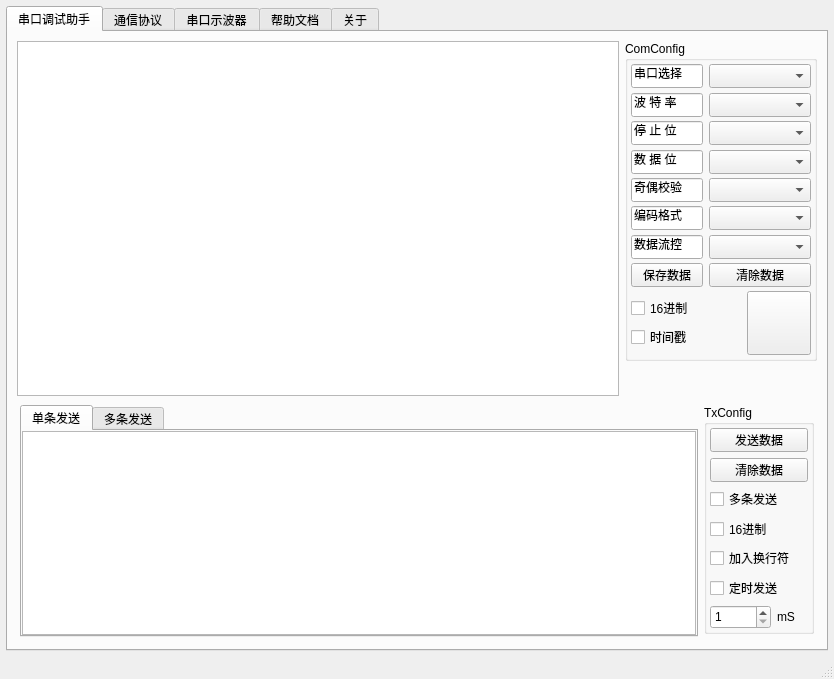
Before: the Qt Designer form SerialScope/mainwindow.ui in vseasky/vsailorproject, drawn with Qt 5.
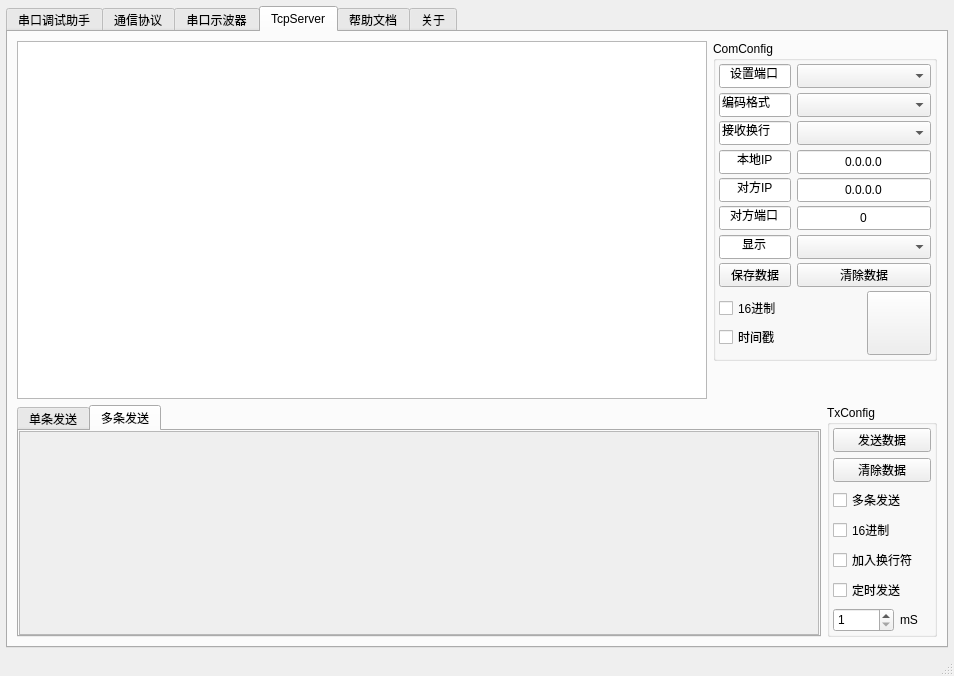
After: the same form once the commit is applied. The open tabs and pages were chosen to show the change. Custom widgets are drawn as their Qt base class.

The edit to the form file:
```diff
--- a/SerialScope/mainwindow.ui
+++ b/SerialScope/mainwindow.ui
@@ -6,8 +6,8 @@
    <rect>
     <x>0</x>
     <y>0</y>
-    <width>834</width>
-    <height>679</height>
+    <width>954</width>
+    <height>676</height>
    </rect>
   </property>
   <property name="windowTitle">
@@ -90,6 +90,9 @@
                   <height>16777215</height>
                  </size>
                 </property>
+                <property name="plainText">
+                 <string/>
+                </property>
                </widget>
               </item>
              </layout>
@@ -559,16 +562,16 @@
           </property>
           <layout class="QGridLayout" name="gridLayout_11">
            <property name="leftMargin">
-            <number>3</number>
+            <number>0</number>
            </property>
            <property name="topMargin">
             <number>3</number>
            </property>
            <property name="rightMargin">
-            <number>3</number>
+            <number>0</number>
            </property>
            <property name="bottomMargin">
-            <number>3</number>
+            <number>0</number>
            </property>
            <item row="0" column="0">
             <widget class="QTabWidget" name="tabWidget">
@@ -630,7 +633,43 @@
                    <rect>
                     <x>0</x>
                     <y>0</y>
-                    <width>640</width>
+                    <width>792</width>
+                    <height>201</height>
+                   </rect>
+                  </property>
+                 </widget>
+                </widget>
+               </item>
+              </layout>
+             </widget>
+             <widget class="QWidget" name="tab">
+              <attribute name="title">
+               <string>终端</string>
+              </attribute>
+              <layout class="QGridLayout" name="gridLayout_42">
+               <property name="leftMargin">
+                <number>0</number>
+               </property>
+               <property name="topMargin">
+                <number>0</number>
+               </property>
+               <property name="rightMargin">
+                <number>0</number>
+               </property>
+               <property name="bottomMargin">
+                <number>0</number>
+               </property>
+               <item row="0" column="0">
+                <widget class="QScrollArea" name="scrollArea_3">
+                 <property name="widgetResizable">
+                  <bool>true</bool>
+                 </property>
+                 <widget class="QWidget" name="scrollAreaWidgetLinux">
+                  <property name="geometry">
+                   <rect>
+                    <x>0</x>
+                    <y>0</y>
+                    <width>792</width>
                     <height>201</height>
                    </rect>
                   </property>
@@ -1774,6 +1813,789 @@
         </item>
        </layout>
       </widget>
+      <widget class="QWidget" name="TcpServer">
+       <attribute name="title">
+        <string>TcpServer</string>
+       </attribute>
+       <layout class="QGridLayout" name="gridLayout_41">
+        <item row="0" column="0">
+         <layout class="QGridLayout" name="gridLayout_40">
+          <item row="0" column="0" rowspan="2">
+           <widget class="vPlainTextEdit" name="plainTextTcpServer">
+            <property name="plainText">
+             <string/>
+            </property>
+           </widget>
+          </item>
+          <item row="0" column="1">
+           <widget class="QGroupBox" name="groupBox2_2">
+            <property name="minimumSize">
+             <size>
+              <width>192</width>
+              <height>0</height>
+             </size>
+            </property>
+            <property name="maximumSize">
+             <size>
+              <width>224</width>
+              <height>320</height>
+             </size>
+            </property>
+            <property name="toolTip">
+             <string/>
+            </property>
+            <property name="title">
+             <string>ComConfig</string>
+            </property>
+            <layout class="QGridLayout" name="gridLayout_37">
+             <property name="leftMargin">
+              <number>3</number>
+             </property>
+             <property name="topMargin">
+              <number>3</number>
+             </property>
+             <property name="rightMargin">
+              <number>3</number>
+             </property>
+             <property name="bottomMargin">
+              <number>3</number>
+             </property>
+             <item row="1" column="0">
+              <layout class="QGridLayout" name="gridLayout_38">
+               <property name="spacing">
+                <number>0</number>
+               </property>
+               <item row="0" column="0">
+                <layout class="QGridLayout" name="gridLayoutCom2_2">
+                 <item row="0" column="0">
+                  <widget class="QCheckBox" name="vSreverRxHex">
+                   <property name="minimumSize">
+                    <size>
+                     <width>72</width>
+                     <height>24</height>
+                    </size>
+                   </property>
+                   <property name="maximumSize">
+                    <size>
+                     <width>72</width>
+                     <height>24</height>
+                    </size>
+                   </property>
+                   <property name="text">
+                    <string>16进制</string>
+                   </property>
+                  </widget>
+                 </item>
+                 <item row="1" column="0">
+                  <widget class="QCheckBox" name="vSreverRxTim">
+                   <property name="minimumSize">
+                    <size>
+                     <width>72</width>
+                     <height>24</height>
+                    </size>
+                   </property>
+                   <property name="maximumSize">
+                    <size>
+                     <width>72</width>
+                     <height>24</height>
+                    </size>
+                   </property>
+                   <property name="text">
+                    <string>时间戳</string>
+                   </property>
+                  </widget>
+                 </item>
+                </layout>
+               </item>
+               <item row="0" column="1">
+                <layout class="QGridLayout" name="gridLayout_39">
+                 <item row="0" column="0">
+                  <spacer name="horizontalSpacer_5">
+                   <property name="orientation">
+                    <enum>Qt::Horizontal</enum>
+                   </property>
+                   <property name="sizeHint" stdset="0">
+                    <size>
+                     <width>30</width>
+                     <height>20</height>
+                    </size>
+                   </property>
+                  </spacer>
+                 </item>
+                 <item row="0" column="1">
+                  <widget class="QPushButton" name="vServerOpen">
+                   <property name="minimumSize">
+                    <size>
+                     <width>64</width>
+                     <height>64</height>
+                    </size>
+                   </property>
+                   <property name="maximumSize">
+                    <size>
+                     <width>64</width>
+                     <height>64</height>
+                    </size>
+                   </property>
+                   <property name="text">
+                    <string/>
+                   </property>
+                   <property name="checkable">
+                    <bool>true</bool>
+                   </property>
+                  </widget>
+                 </item>
+                </layout>
+               </item>
+              </layout>
+             </item>
+             <item row="0" column="0">
+              <layout class="QGridLayout" name="gridLayout_36">
+               <item row="5" column="0">
+                <widget class="QLineEdit" name="lineEditCom1_4">
+                 <property name="minimumSize">
+                  <size>
+                   <width>72</width>
+                   <height>24</height>
+                  </size>
+                 </property>
+                 <property name="maximumSize">
+                  <size>
+                   <width>72</width>
+                   <height>16777215</height>
+                  </size>
+                 </property>
+                 <property name="text">
+                  <string>对方端口</string>
+                 </property>
+                 <property name="alignment">
+                  <set>Qt::AlignCenter</set>
+                 </property>
+                 <property name="readOnly">
+                  <bool>true</bool>
+                 </property>
+                </widget>
+               </item>
+               <item row="3" column="0">
+                <widget class="QLineEdit" name="lineEdit_17">
+                 <property name="minimumSize">
+                  <size>
+                   <width>72</width>
+                   <height>24</height>
+                  </size>
+                 </property>
+                 <property name="maximumSize">
+                  <size>
+                   <width>72</width>
+                   <height>24</height>
+                  </size>
+                 </property>
+                 <property name="text">
+                  <string>本地IP</string>
+                 </property>
+                 <property name="alignment">
+                  <set>Qt::AlignCenter</set>
+                 </property>
+                </widget>
+               </item>
+               <item row="0" column="1">
+                <widget class="vCombox" name="comboBoxServer1">
+                 <property name="minimumSize">
+                  <size>
+                   <width>0</width>
+                   <height>24</height>
+                  </size>
+                 </property>
+                 <property name="maximumSize">
+                  <size>
+                   <width>16777215</width>
+                   <height>24</height>
+                  </size>
+                 </property>
+                </widget>
+               </item>
+               <item row="3" column="1">
+                <widget class="QLineEdit" name="comboBoxServer2">
+                 <property name="minimumSize">
+                  <size>
+                   <width>72</width>
+                   <height>24</height>
+                  </size>
+                 </property>
+                 <property name="maximumSize">
+                  <size>
+                   <width>16777215</width>
+                   <height>16777215</height>
+                  </size>
+                 </property>
+                 <property name="text">
+                  <string>0.0.0.0</string>
+                 </property>
+                 <property name="alignment">
+                  <set>Qt::AlignCenter</set>
+                 </property>
+                 <property name="readOnly">
+                  <bool>true</bool>
+                 </property>
+                </widget>
+               </item>
+               <item row="0" column="0">
+                <widget class="QLineEdit" name="lineEditCom1_2">
+                 <property name="minimumSize">
+                  <size>
+                   <width>72</width>
+                   <height>24</height>
+                  </size>
+                 </property>
+                 <property name="maximumSize">
+                  <size>
+                   <width>72</width>
+                   <height>16777215</height>
+                  </size>
+                 </property>
+                 <property name="text">
+                  <string>设置端口</string>
+                 </property>
+                 <property name="alignment">
+                  <set>Qt::AlignCenter</set>
+                 </property>
+                 <property name="readOnly">
+                  <bool>true</bool>
+                 </property>
+                </widget>
+               </item>
+               <item row="7" column="0">
+                <widget class="QLineEdit" name="lineEditCom1_5">
+                 <property name="minimumSize">
+                  <size>
+                   <width>72</width>
+                   <height>24</height>
+                  </size>
+                 </property>
+                 <property name="maximumSize">
+                  <size>
+                   <width>72</width>
+                   <height>16777215</height>
+                  </size>
+                 </property>
+                 <property name="text">
+                  <string>显示</string>
+                 </property>
+                 <property name="alignment">
+                  <set>Qt::AlignCenter</set>
+                 </property>
+                 <property name="readOnly">
+                  <bool>true</bool>
+                 </property>
+                </widget>
+               </item>
+               <item row="9" column="1">
+                <widget class="QPushButton" name="vServerClear">
+                 <property name="minimumSize">
+                  <size>
+                   <width>0</width>
+                   <height>24</height>
+                  </size>
+                 </property>
+                 <property name="maximumSize">
+                  <size>
+                   <width>16777215</width>
+                   <height>24</height>
+                  </size>
+                 </property>
+                 <property name="text">
+                  <string>清除数据</string>
+                 </property>
+                </widget>
+               </item>
+               <item row="1" column="0">
+                <widget class="QLineEdit" name="lineEdit_18">
+                 <property name="minimumSize">
+                  <size>
+                   <width>72</width>
+                   <height>24</height>
+                  </size>
+                 </property>
+                 <property name="maximumSize">
+                  <size>
+                   <width>72</width>
+                   <height>24</height>
+                  </size>
+                 </property>
+                 <property name="sizeIncrement">
+                  <size>
+                   <width>0</width>
+                   <height>-1</height>
+                  </size>
+                 </property>
+                 <property name="text">
+                  <string>编码格式</string>
+                 </property>
+                </widget>
+               </item>
+               <item row="5" column="1">
+                <widget class="QLineEdit" name="comboBoxServer4">
+                 <property name="minimumSize">
+                  <size>
+                   <width>72</width>
+                   <height>24</height>
+                  </size>
+                 </property>
+                 <property name="maximumSize">
+                  <size>
+                   <width>16777215</width>
+                   <height>16777215</height>
+                  </size>
+                 </property>
+                 <property name="text">
+                  <string>0</string>
+                 </property>
+                 <property name="alignment">
+                  <set>Qt::AlignCenter</set>
+                 </property>
+                 <property name="readOnly">
+                  <bool>true</bool>
+                 </property>
+                </widget>
+               </item>
+               <item row="7" column="1">
+                <widget class="vCombox" name="comboBoxServer5">
+                 <property name="minimumSize">
+                  <size>
+                   <width>0</width>
+                   <height>24</height>
+                  </size>
+                 </property>
+                 <property name="maximumSize">
+                  <size>
+                   <width>16777215</width>
+                   <height>24</height>
+                  </size>
+                 </property>
+                </widget>
+               </item>
+               <item row="4" column="0">
+                <widget class="QLineEdit" name="lineEditCom1_3">
+                 <property name="minimumSize">
+                  <size>
+                   <width>72</width>
+                   <height>24</height>
+                  </size>
+                 </property>
+                 <property name="maximumSize">
+                  <size>
+                   <width>72</width>
+                   <height>16777215</height>
+                  </size>
+                 </property>
+                 <property name="text">
+                  <string>对方IP</string>
+                 </property>
+                 <property name="alignment">
+                  <set>Qt::AlignCenter</set>
+                 </property>
+                 <property name="readOnly">
+                  <bool>true</bool>
+                 </property>
+                </widget>
+               </item>
+               <item row="9" column="0">
+                <widget class="QPushButton" name="vServerSave">
+                 <property name="minimumSize">
+                  <size>
+                   <width>72</width>
+                   <height>24</height>
+                  </size>
+                 </property>
+                 <property name="maximumSize">
+                  <size>
+                   <width>72</width>
+                   <height>24</height>
+                  </size>
+                 </property>
+                 <property name="text">
+                  <string>保存数据</string>
+                 </property>
+                </widget>
+               </item>
+               <item row="1" column="1">
+                <widget class="QComboBox" name="comboBoxServer6">
+                 <property name="minimumSize">
+                  <size>
+                   <width>0</width>
+                   <height>24</height>
+                  </size>
+                 </property>
+                 <property name="maximumSize">
+                  <size>
+                   <width>16777215</width>
+                   <height>24</height>
+                  </size>
+                 </property>
+                </widget>
+               </item>
+               <item row="4" column="1">
+                <widget class="QLineEdit" name="comboBoxServer3">
+                 <property name="minimumSize">
+                  <size>
+                   <width>72</width>
+                   <height>24</height>
+                  </size>
+                 </property>
+                 <property name="text">
+                  <string>0.0.0.0</string>
+                 </property>
+                 <property name="alignment">
+                  <set>Qt::AlignCenter</set>
+                 </property>
+                </widget>
+               </item>
+               <item row="2" column="0">
+                <widget class="QLineEdit" name="lineEdit_19">
+                 <property name="minimumSize">
+                  <size>
+                   <width>72</width>
+                   <height>24</height>
+                  </size>
+                 </property>
+                 <property name="maximumSize">
+                  <size>
+                   <width>72</width>
+                   <height>24</height>
+                  </size>
+                 </property>
+                 <property name="text">
+                  <string>接收换行</string>
+                 </property>
+                </widget>
+               </item>
+               <item row="2" column="1">
+                <widget class="QComboBox" name="comboBoxTcpL">
+                 <property name="minimumSize">
+                  <size>
+                   <width>0</width>
+                   <height>24</height>
+                  </size>
+                 </property>
+                 <property name="maximumSize">
+                  <size>
+                   <width>16777215</width>
+                   <height>24</height>
+                  </size>
+                 </property>
+                </widget>
+               </item>
+              </layout>
+             </item>
+            </layout>
+           </widget>
+          </item>
+          <item row="1" column="1">
+           <spacer name="verticalSpacer_3">
+            <property name="orientation">
+             <enum>Qt::Vertical</enum>
+            </property>
+            <property name="sizeHint" stdset="0">
+             <size>
+              <width>20</width>
+              <height>40</height>
+             </size>
+            </property>
+           </spacer>
+          </item>
+         </layout>
+        </item>
+        <item row="1" column="0">
+         <widget class="QWidget" name="wid" native="true">
+          <property name="maximumSize">
+           <size>
+            <width>16777215</width>
+            <height>238</height>
+           </size>
+          </property>
+          <layout class="QGridLayout" name="gridLayout_35">
+           <property name="leftMargin">
+            <number>0</number>
+           </property>
+           <property name="topMargin">
+            <number>0</number>
+           </property>
+           <property name="rightMargin">
+            <number>0</number>
+           </property>
+           <property name="bottomMargin">
+            <number>0</number>
+           </property>
+           <item row="0" column="0">
+            <widget class="QTabWidget" name="tabWidgetTcp">
+             <property name="currentIndex">
+              <number>0</number>
+             </property>
+             <widget class="QWidget" name="TcpServerTx1">
+              <attribute name="title">
+               <string>单条发送</string>
+              </attribute>
+              <layout class="QGridLayout" name="gridLayout_32">
+               <property name="leftMargin">
+                <number>0</number>
+               </property>
+               <property name="topMargin">
+                <number>0</number>
+               </property>
+               <property name="rightMargin">
+                <number>0</number>
+               </property>
+               <property name="bottomMargin">
+                <number>0</number>
+               </property>
+               <property name="spacing">
+                <number>0</number>
+               </property>
+               <item row="0" column="0">
+                <widget class="vQTextEdit" name="textEdit"/>
+               </item>
+              </layout>
+             </widget>
+             <widget class="QWidget" name="TcpServerTx2">
+              <attribute name="title">
+               <string>多条发送</string>
+              </attribute>
+              <layout class="QGridLayout" name="gridLayout_31">
+               <property name="leftMargin">
+                <number>0</number>
+               </property>
+               <property name="topMargin">
+                <number>0</number>
+               </property>
+               <property name="rightMargin">
+                <number>0</number>
+               </property>
+               <property name="bottomMargin">
+                <number>0</number>
+               </property>
+               <property name="spacing">
+                <number>0</number>
+               </property>
+               <item row="0" column="0">
+                <widget class="QScrollArea" name="scrollArea_2">
+                 <property name="widgetResizable">
+                  <bool>true</bool>
+                 </property>
+                 <widget class="QWidget" name="scrollAreaWidgetContents_5">
+                  <property name="geometry">
+                   <rect>
+                    <x>0</x>
+                    <y>0</y>
+                    <width>98</width>
+                    <height>28</height>
+                   </rect>
+                  </property>
+                 </widget>
+                </widget>
+               </item>
+              </layout>
+             </widget>
+            </widget>
+           </item>
+           <item row="0" column="1">
+            <widget class="QGroupBox" name="vQGroupBoxTcpSer">
+             <property name="minimumSize">
+              <size>
+               <width>110</width>
+               <height>229</height>
+              </size>
+             </property>
+             <property name="title">
+              <string>TxConfig</string>
+             </property>
+             <layout class="QGridLayout" name="gridLayout_33">
+              <property name="leftMargin">
+               <number>3</number>
+              </property>
+              <property name="topMargin">
+               <number>3</number>
+              </property>
+              <property name="rightMargin">
+               <number>3</number>
+              </property>
+              <property name="bottomMargin">
+               <number>3</number>
+              </property>
+              <property name="spacing">
+               <number>6</number>
+              </property>
+              <item row="0" column="0">
+               <widget class="QPushButton" name="vTcpServerTx1">
+                <property name="minimumSize">
+                 <size>
+                  <width>0</width>
+                  <height>24</height>
+                 </size>
+                </property>
+                <property name="maximumSize">
+                 <size>
+                  <width>16777215</width>
+                  <height>24</height>
+                 </size>
+                </property>
+                <property name="text">
+                 <string>发送数据</string>
+                </property>
+               </widget>
+              </item>
+              <item row="1" column="0">
+               <widget class="QPushButton" name="vTcpServerTx2">
+                <property name="minimumSize">
+                 <size>
+                  <width>0</width>
+                  <height>24</height>
+                 </size>
+                </property>
+                <property name="maximumSize">
+                 <size>
+                  <width>16777215</width>
+                  <height>24</height>
+                 </size>
+                </property>
+                <property name="text">
+                 <string>清除数据</string>
+                </property>
+               </widget>
+              </item>
+              <item row="2" column="0">
+               <widget class="QCheckBox" name="vTcpServerTxs">
+                <property name="minimumSize">
+                 <size>
+                  <width>0</width>
+                  <height>24</height>
+                 </size>
+                </property>
+                <property name="maximumSize">
+                 <size>
+                  <width>16777215</width>
+                  <height>24</height>
+                 </size>
+                </property>
+                <property name="text">
+                 <string>多条发送</string>
+                </property>
+               </widget>
+              </item>
+              <item row="3" column="0">
+               <widget class="QCheckBox" name="vTcpServerTxHex">
+                <property name="minimumSize">
+                 <size>
+                  <width>0</width>
+                  <height>24</height>
+                 </size>
+                </property>
+                <property name="maximumSize">
+                 <size>
+                  <width>16777215</width>
+                  <height>24</height>
+                 </size>
+                </property>
+                <property name="text">
+                 <string>16进制</string>
+                </property>
+               </widget>
+              </item>
+              <item row="4" column="0">
+               <widget class="QCheckBox" name="vTcpServeradd">
+                <property name="minimumSize">
+                 <size>
+                  <width>0</width>
+                  <height>24</height>
+                 </size>
+                </property>
+                <property name="maximumSize">
+                 <size>
+                  <width>16777215</width>
+                  <height>24</height>
+                 </size>
+                </property>
+                <property name="text">
+                 <string>加入换行符</string>
+                </property>
+               </widget>
+              </item>
+              <item row="5" column="0">
+               <widget class="QCheckBox" name="vTcpServerTimer">
+                <property name="minimumSize">
+                 <size>
+                  <width>0</width>
+                  <height>24</height>
+                 </size>
+                </property>
+                <property name="maximumSize">
+                 <size>
+                  <width>16777215</width>
+                  <height>24</height>
+                 </size>
+                </property>
+                <property name="text">
+                 <string>定时发送</string>
+                </property>
+               </widget>
+              </item>
+              <item row="6" column="0">
+               <layout class="QGridLayout" name="gridLayout_34">
+                <item row="0" column="0">
+                 <widget class="QSpinBox" name="vTcpServerTimCnt">
+                  <property name="minimumSize">
+                   <size>
+                    <width>0</width>
+                    <height>24</height>
+                   </size>
+                  </property>
+                  <property name="maximumSize">
+                   <size>
+                    <width>16777215</width>
+                    <height>24</height>
+                   </size>
+                  </property>
+                  <property name="minimum">
+                   <number>1</number>
+                  </property>
+                  <property name="maximum">
+                   <number>60000</number>
+                  </property>
+                  <property name="singleStep">
+                   <number>1</number>
+                  </property>
+                  <property name="value">
+                   <number>1</number>
+                  </property>
+                 </widget>
+                </item>
+                <item row="0" column="1">
+                 <widget class="QLabel" name="vTcpServerlabel">
+                  <property name="minimumSize">
+                   <size>
+                    <width>0</width>
+                    <height>24</height>
+                   </size>
+                  </property>
+                  <property name="maximumSize">
+                   <size>
+                    <width>16777215</width>
+                    <height>24</height>
+                   </size>
+                  </property>
+                  <property name="text">
+                   <string>mS</string>
+                  </property>
+                 </widget>
+                </item>
+               </layout>
+              </item>
+             </layout>
+            </widget>
+           </item>
+          </layout>
+         </widget>
+        </item>
+       </layout>
+      </widget>
       <widget class="QWidget" name="tab1_4">
        <attribute name="title">
         <string>帮助文档</string>
```
Left out of the diff: 8 changed lines with no effect on the pictures.
